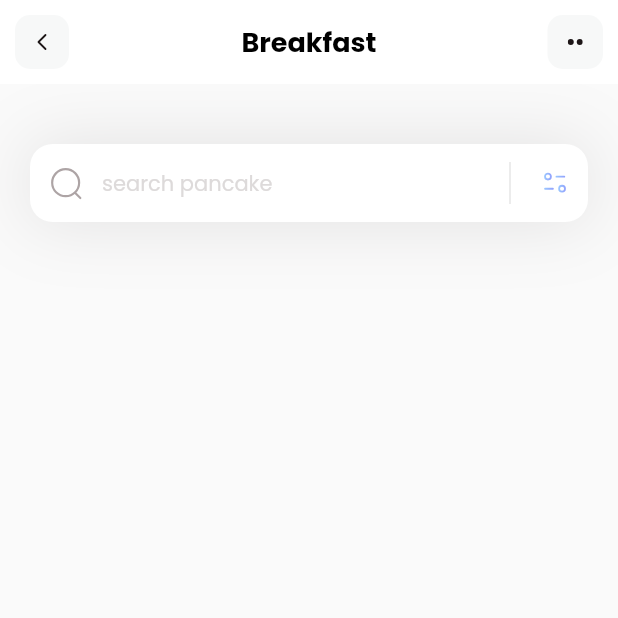
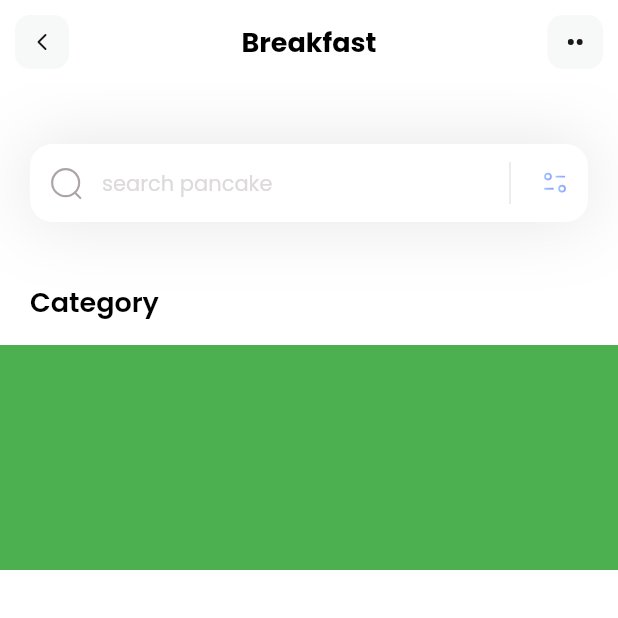
Before and after one commit to suryo811/fitness, a Flutter app: the screen it shows after launch, on a phone screen of 412 x 824 dp, the top half of it. Run offline on Flutter 3.47's test engine with Material 2 defaults, Android fonts, the phone set to English and light mode, and no system bars; our stand-ins replace flutter_svg.

Commit message:
list view widget cont.

```diff
--- a/lib/pages/home.dart
+++ b/lib/pages/home.dart
@@ -7,10 +7,40 @@ class HomePage extends StatelessWidget {
   @override
   Widget build(BuildContext context) {
     return Scaffold(
+      backgroundColor: Colors.white,
       appBar: appBar(),
       body: Column(
+        crossAxisAlignment: CrossAxisAlignment.start,
         children: [
+          searchBar(),
+          const SizedBox(
+            height: 40,
+          ),
+          const Padding(
+            padding: EdgeInsets.only(left: 20),
+            child: Text(
+              'Category',
+              style: TextStyle(
+                color: Colors.black,
+                fontSize: 18,
+                fontWeight: FontWeight.w600,
+              ),
+            ),
+          ),
+          const SizedBox(
+            height: 15,
+          ),
           Container(
+            height: 150,
+            color: Colors.green,
+          )
+        ],
+      ),
+    );
+  }
+
+  Container searchBar() {
+    return Container(
       margin: const EdgeInsets.only(top: 40, left: 20, right: 20),
       decoration: BoxDecoration(
         boxShadow: [
@@ -27,8 +57,7 @@ class HomePage extends StatelessWidget {
           fillColor: Colors.white,
           contentPadding: const EdgeInsets.all(15),
           hintText: "search pancake",
-                hintStyle:
-                    const TextStyle(color: Color(0xffDDDADA), fontSize: 14),
+          hintStyle: const TextStyle(color: Color(0xffDDDADA), fontSize: 14),
           prefixIcon: Padding(
             padding: const EdgeInsets.all(12),
             child: SvgPicture.asset(
@@ -60,9 +89,6 @@ class HomePage extends StatelessWidget {
             borderSide: BorderSide.none,
           ),
         ),
-            ),
-          )
-        ],
       ),
     );
   }
```
Lines whose indentation alone changed are shown as unchanged.
